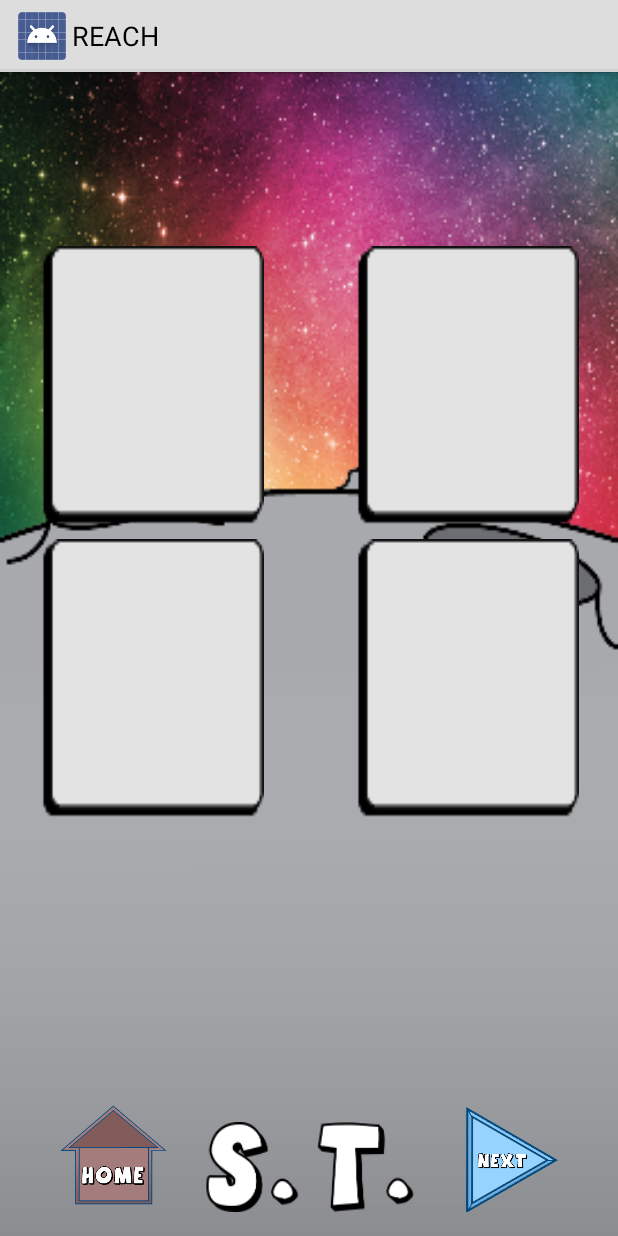
After one commit to sylvr3/REACHv1, an Android app: the layout activity_safe.xml on its own in the app's theme, with its tools: preview values and no code run, on a phone screen of 412 x 824 dp. The commit adds this screen. Run offline under Robolectric (Android 15) with nearby library versions, the phone set to English and light mode, and no system bars; network calls fail.

Commit message:
Activity file for SAFE, DialogBuilder constructor for SAFE, manifest and string

```diff
--- a/app/src/main/AndroidManifest.xml
+++ b/app/src/main/AndroidManifest.xml
@@ -53,6 +53,10 @@
             android:name=".WorryHeads"
             android:label="@string/title_activity_worry_heads" >
         </activity>
+        <activity
+            android:name=".Safe"
+            android:label="@string/title_activity_safe" >
+        </activity>
         <activity android:name=".Preferences" />
         <activity
             android:name=".DatePreferenceActivity"
--- a/app/src/main/java/asu/reach/DialogBuilder.java
+++ b/app/src/main/java/asu/reach/DialogBuilder.java
@@ -22,6 +22,7 @@ public class DialogBuilder extends DialogFragment{
     private static STOP stopActivity;
     private static DailyDiary ddActivity;
     private static WorryHeads whActivity;
+    private static Safe safeActivity;
     private static boolean end,date;
 
     public static DialogBuilder newInstance(String title) {
@@ -95,6 +96,21 @@ public class DialogBuilder extends DialogFragment{
         frag.setArguments(args);
         whActivity = a;
         sticActivity = null;
+        landingActivity = null;
+        stopActivity = null;
+        ddActivity = null;
+        return frag;
+    }
+
+    //Safe
+    public static DialogBuilder newInstance(String title, Safe a) {
+        DialogBuilder frag = new DialogBuilder();
+        Bundle args = new Bundle();
+        args.putString("title", title);
+        frag.setArguments(args);
+        safeActivity = a;
+        sticActivity = null;
+        whActivity = null;
         landingActivity = null;
         stopActivity = null;
         ddActivity = null;
--- /dev/null
+++ b/app/src/main/res/layout/activity_safe.xml
@@ -0,0 +1,391 @@
+<RelativeLayout
+    xmlns:android="http://schemas.android.com/apk/res/android"
+    xmlns:tools="http://schemas.android.com/tools"
+    android:layout_width="match_parent"
+    android:layout_height="match_parent"
+    tools:context="asu.reach.Safe"
+    android:background="@drawable/background_space">
+
+    <VideoView
+        android:layout_width="match_parent"
+        android:layout_height="match_parent"
+        android:id="@+id/gjVid"
+        android:layout_marginTop="-40dp"
+        android:layout_marginBottom="-40dp"
+        android:layout_centerInParent="true"
+        android:visibility="gone" />
+
+    <ImageView
+        android:layout_width="match_parent"
+        android:layout_height="wrap_content"
+        android:id="@+id/gjView"
+        android:layout_alignParentTop="true"
+        android:layout_centerHorizontal="true"
+        android:background="@drawable/gj_title"
+        android:layout_marginTop="20dp"
+        android:visibility="gone"
+        android:layout_marginLeft="16dp"
+        android:layout_marginRight="16dp" />
+
+    <RelativeLayout
+        android:layout_width="fill_parent"
+        android:layout_height="fill_parent"
+        android:paddingLeft="@dimen/activity_horizontal_margin"
+        android:paddingRight="@dimen/activity_horizontal_margin"
+        android:paddingTop="@dimen/activity_vertical_margin"
+        android:paddingBottom="@dimen/activity_vertical_margin"
+        android:layout_alignParentTop="true"
+        android:layout_alignParentStart="true">
+
+        <ImageView
+            android:layout_width="match_parent"
+            android:layout_height="wrap_content"
+            android:id="@+id/whMessage"
+            android:background="@drawable/wh_title"
+            android:visibility="gone"
+            android:layout_marginLeft="10dp"
+            android:layout_marginRight="10dp" />
+
+        <RelativeLayout
+            android:layout_width="fill_parent"
+            android:layout_height="fill_parent"
+            android:id="@+id/oLayout"
+            android:visibility="visible"
+            android:layout_marginTop="100dp">
+
+            <ImageView
+                android:layout_width="150dp"
+                android:layout_height="190dp"
+                android:id="@+id/oOne"
+                android:layout_alignParentTop="true"
+                android:layout_alignParentStart="true"
+                android:layout_alignParentLeft="true"
+                android:background="@drawable/wh_card_selector"
+                android:layout_marginLeft="10dp"
+                android:layout_alignParentBottom="false"
+                android:clickable="true" />
+
+            <TextView
+                android:layout_width="wrap_content"
+                android:layout_height="wrap_content"
+                android:id="@+id/oOneTxt"
+                android:layout_alignTop="@+id/oOne"
+                android:layout_alignLeft="@+id/oOne"
+                android:layout_alignRight="@+id/oOne"
+                android:layout_alignBottom="@+id/oOne"
+                android:layout_marginLeft="15dp"
+                android:layout_marginTop="10dp"
+                android:layout_marginRight="10dp"
+                android:layout_marginBottom="10dp"
+                android:gravity="center"
+                android:lineSpacingExtra="2dp"
+                android:textSize="13dp" />
+
+            <ImageView
+                android:layout_width="150dp"
+                android:layout_height="190dp"
+                android:id="@+id/oTwo"
+                android:layout_alignParentTop="false"
+                android:layout_alignParentStart="false"
+                android:layout_alignParentLeft="false"
+                android:background="@drawable/wh_card_selector"
+                android:layout_alignParentBottom="false"
+                android:layout_alignParentRight="true"
+                android:layout_marginRight="10dp"
+                android:clickable="true" />
+
+            <TextView
+                android:layout_width="wrap_content"
+                android:layout_height="wrap_content"
+                android:id="@+id/oTwoTxt"
+                android:gravity="center"
+                android:layout_marginLeft="15dp"
+                android:layout_marginTop="10dp"
+                android:layout_marginRight="10dp"
+                android:layout_marginBottom="10dp"
+                android:layout_alignTop="@+id/oTwo"
+                android:layout_alignLeft="@+id/oTwo"
+                android:layout_alignBottom="@+id/oTwo"
+                android:layout_alignRight="@+id/oTwo"
+                android:lineSpacingExtra="2dp"
+                android:textSize="13dp" />
+
+            <ImageView
+                android:layout_width="150dp"
+                android:layout_height="190dp"
+                android:id="@+id/oThree"
+                android:layout_alignParentTop="false"
+                android:layout_alignParentStart="true"
+                android:layout_alignParentLeft="true"
+                android:background="@drawable/wh_card_selector"
+                android:layout_marginLeft="10dp"
+                android:layout_alignParentBottom="false"
+                android:layout_marginTop="5dp"
+                android:clickable="true"
+                android:layout_below="@+id/oOne" />
+
+            <TextView
+                android:layout_width="wrap_content"
+                android:layout_height="wrap_content"
+                android:id="@+id/oThreeTxt"
+                android:layout_alignTop="@+id/oThree"
+                android:layout_alignLeft="@+id/oThree"
+                android:layout_alignRight="@+id/oThree"
+                android:layout_alignBottom="@+id/oThree"
+                android:layout_marginLeft="15dp"
+                android:layout_marginTop="10dp"
+                android:layout_marginRight="10dp"
+                android:layout_marginBottom="10dp"
+                android:lineSpacingExtra="2dp"
+                android:gravity="center"
+                android:textSize="13dp" />
+
+            <ImageView
+                android:layout_width="150dp"
+                android:layout_height="190dp"
+                android:id="@+id/oFour"
+                android:layout_alignParentTop="false"
+                android:layout_alignParentEnd="true"
+                android:layout_alignParentRight="true"
+                android:background="@drawable/wh_card_selector"
+                android:layout_marginRight="10dp"
+                android:layout_alignParentBottom="false"
+                android:layout_marginTop="5dp"
+                android:clickable="true"
+                android:layout_below="@+id/oTwo" />
+
+            <TextView
+                android:layout_width="wrap_content"
+                android:layout_height="wrap_content"
+                android:id="@+id/oFourTxt"
+                android:gravity="center"
+                android:layout_alignTop="@+id/oFour"
+                android:layout_alignLeft="@+id/oFour"
+                android:layout_alignBottom="@+id/oFour"
+                android:layout_alignRight="@+id/oFour"
+                android:layout_marginLeft="15dp"
+                android:layout_marginTop="10dp"
+                android:layout_marginRight="10dp"
+                android:lineSpacingExtra="2dp"
+                android:layout_marginBottom="10dp"
+                android:textSize="13dp" />
+
+        </RelativeLayout>
+
+        <LinearLayout
+            android:orientation="horizontal"
+            android:layout_width="wrap_content"
+            android:layout_height="wrap_content"
+            android:id="@+id/stLayout"
+            android:visibility="visible"
+            android:layout_centerHorizontal="true"
+            android:layout_alignParentBottom="true"
+            android:layout_marginTop="20dp">
+
+            <ImageView
+                android:layout_width="75dp"
+                android:layout_height="60dp"
+                android:id="@+id/sView"
+                android:layout_alignParentTop="false"
+                android:layout_alignParentStart="false"
+                android:background="@drawable/s_selector"
+                android:layout_marginLeft="40dp"
+                android:clickable="true"
+                android:layout_alignParentBottom="true"
+                android:layout_centerHorizontal="true" />
+
+            <ImageView
+                android:layout_width="75dp"
+                android:layout_height="60dp"
+                android:id="@+id/tView"
+                android:background="@drawable/t_selector"
+                android:layout_alignParentEnd="false"
+                android:layout_marginRight="40dp"
+                android:clickable="true"
+                android:layout_centerHorizontal="true"
+                android:layout_alignParentBottom="true" />
+        </LinearLayout>
+
+        <RelativeLayout
+            android:layout_width="fill_parent"
+            android:layout_height="fill_parent"
+            android:id="@+id/msgLayout"
+            android:visibility="gone"
+            android:layout_above="@+id/stLayout"
+            android:layout_marginTop="100dp">
+
+            <ImageView
+                android:layout_width="150dp"
+                android:layout_height="150dp"
+                android:id="@+id/stBG"
+                android:layout_alignParentTop="true"
+                android:layout_alignParentStart="true"
+                android:layout_alignParentLeft="true"
+                android:background="@drawable/wh_card_selector"
+                android:layout_alignParentBottom="true"
+                android:layout_alignParentEnd="true"
+                android:layout_marginRight="10dp" />
+
+            <TextView
+                android:layout_width="wrap_content"
+                android:layout_height="match_parent"
+                android:text="New Text"
+                android:id="@+id/message"
+                android:layout_alignParentTop="true"
+                android:layout_alignParentBottom="true"
+                android:layout_alignParentLeft="true"
+                android:layout_alignParentRight="true"
+                android:layout_marginLeft="30dp"
+                android:layout_marginRight="20dp"
+                android:layout_marginTop="20dp"
+                android:layout_marginBottom="20dp"
+                android:lineSpacingExtra="2dp"
+                android:gravity="center"
+                android:textSize="17dp" />
+
+        </RelativeLayout>
+
+        <RelativeLayout
+            android:layout_width="fill_parent"
+            android:layout_height="fill_parent"
+            android:id="@+id/recordLayout"
+            android:visibility="gone"
+            android:layout_above="@+id/stLayout"
+            android:layout_marginTop="10dp">
+
+            <ImageView
+                android:layout_width="150dp"
+                android:layout_height="125dp"
+                android:id="@+id/recordMsg"
+                android:layout_alignParentTop="true"
+                android:layout_alignParentStart="false"
+                android:layout_alignParentLeft="true"
+                android:background="@drawable/safe_msg_push_record"
+                android:layout_alignParentBottom="false"
+                android:layout_alignParentEnd="true"
+                android:layout_marginRight="10dp"
+                android:visibility="gone"/>
+
+            <ImageView
+                android:layout_width="150dp"
+                android:layout_height="125dp"
+                android:id="@+id/lookEyesMsg"
+                android:layout_alignParentTop="true"
+                android:layout_alignParentStart="false"
+                android:layout_alignParentLeft="true"
+                android:background="@drawable/safe_msg_look_into_eyes"
+                android:layout_alignParentBottom="false"
+                android:layout_alignParentEnd="true"
+                android:layout_marginRight="10dp"
+                android:visibility="gone"/>
+
+            <ImageView
+                android:layout_width="150dp"
+                android:layout_height="325dp"
+                android:id="@+id/safeBlob"
+                android:layout_alignParentTop="false"
+                android:layout_alignParentStart="false"
+                android:layout_alignParentLeft="true"
+                android:background="@drawable/blob_open"
+                android:layout_alignParentBottom="false"
+                android:layout_alignParentEnd="true"
+                android:layout_marginRight="10dp"
+                android:layout_marginTop="100dp"/>
+
+        </RelativeLayout>
+
+        <ImageButton
+            android:layout_width="wrap_content"
+            android:layout_height="wrap_content"
+            android:id="@+id/whBackBtn"
+            android:layout_alignParentBottom="true"
+            android:layout_centerHorizontal="true"
+            android:visibility="visible"
+            android:background="@drawable/home_selector"
+            android:layout_alignParentLeft="true"
+            android:layout_marginBottom="-12dp"
+            android:layout_marginLeft="12dp" />
+
+        <ImageButton
+            android:layout_width="wrap_content"
+            android:layout_height="wrap_content"
+            android:id="@+id/whNextBtn"
+            android:layout_alignParentBottom="true"
+            android:layout_centerHorizontal="true"
+            android:visibility="visible"
+            android:layout_marginBottom="-12dp"
+            android:background="@drawable/next_selector"
+            android:layout_alignParentEnd="true"
+            android:layout_marginRight="12dp" />
+
+
+        <LinearLayout
+            android:orientation="horizontal"
+            android:layout_width="wrap_content"
+            android:layout_height="wrap_content"
+            android:layout_alignParentBottom="true"
+            android:layout_centerHorizontal="true"
+            android:id="@+id/recordControls"
+            android:visibility="visible"
+            android:weightSum="1">
+
+            <ImageButton
+                android:layout_width="74dp"
+                android:layout_height="56dp"
+                android:id="@+id/recordButton"
+                android:layout_alignParentBottom="false"
+                android:layout_alignParentStart="false"
+                android:background="@drawable/safe_record_button"
+                android:layout_toLeftOf="@+id/whBackBtn"
+                android:layout_alignBottom="@+id/whBackBtn"
+                android:visibility="gone"
+                android:layout_marginRight="10dp"
+                android:layout_weight="0.50" />
+
+            <ImageButton
+                android:layout_width="wrap_content"
+                android:layout_height="wrap_content"
+                android:id="@+id/recordDone"
+                android:layout_alignParentBottom="false"
+                android:layout_alignParentEnd="false"
+                android:background="@drawable/done_selector"
+                android:layout_toRightOf="@+id/whBackBtn"
+                android:layout_alignBottom="@+id/whBackBtn"
+                android:visibility="gone" />
+        </LinearLayout>
+
+        <LinearLayout
+            android:orientation="horizontal"
+            android:layout_width="wrap_content"
+            android:layout_height="wrap_content"
+            android:layout_alignParentBottom="true"
+            android:layout_centerHorizontal="true"
+            android:id="@+id/completeLayout"
+            android:visibility="gone">
+
+            <ImageButton
+                android:layout_width="wrap_content"
+                android:layout_height="wrap_content"
+                android:id="@+id/againBtn"
+                android:layout_alignParentBottom="false"
+                android:layout_alignParentStart="false"
+                android:background="@drawable/again_selector"
+                android:layout_toLeftOf="@+id/whBackBtn"
+                android:layout_alignBottom="@+id/whBackBtn"
+                android:visibility="gone"
+                android:layout_marginRight="10dp" />
+
+            <ImageButton
+                android:layout_width="wrap_content"
+                android:layout_height="wrap_content"
+                android:id="@+id/whDoneBtn"
+                android:layout_alignParentBottom="false"
+                android:layout_alignParentEnd="false"
+                android:background="@drawable/done_selector"
+                android:layout_toRightOf="@+id/whBackBtn"
+                android:layout_alignBottom="@+id/whBackBtn"
+                android:visibility="gone" />
+        </LinearLayout>
+    </RelativeLayout>
+
+</RelativeLayout>
--- a/app/src/main/res/values/strings.xml
+++ b/app/src/main/res/values/strings.xml
@@ -10,6 +10,7 @@
     <string name="title_activity_daily_diary">DailyDiary</string>
     <string name="title_activity_blob">Blob</string>
     <string name="title_activity_worry_heads">WorryHeads</string>
+    <string name="title_activity_safe">SAFE</string>
     <string name="prefs">Chinmay;Akshay</string>
     <string name="title_activity_date_preference">DatePreferenceActivity</string>
     <string name="title_activity_Notification">NotificationActivity</string>
```
Also changed, not shown: app/src/main/java/asu/reach/Safe.java (line endings or trailing spaces).
